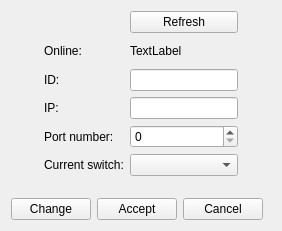
Before: the Qt Designer form src/VMTD/VMTD/model/VMTDNodeForm.ui in ekushko/qt-vxlan-mtd-old, drawn with Qt 5.
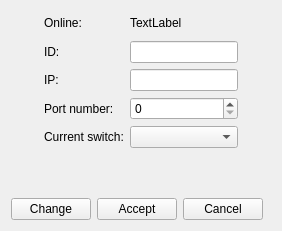
After: the same form once the commit is applied.

What changed in the file:
```diff
--- a/src/VMTD/VMTD/model/VMTDNodeForm.ui
+++ b/src/VMTD/VMTD/model/VMTDNodeForm.ui
@@ -47,61 +47,10 @@
         <property name="bottomMargin">
          <number>0</number>
         </property>
-        <item row="3" column="0">
-         <widget class="QLabel" name="_6">
-          <property name="text">
-           <string>IP:</string>
-          </property>
-         </widget>
-        </item>
         <item row="3" column="1">
-         <widget class="QLineEdit" name="leIp"/>
-        </item>
-        <item row="5" column="1">
-         <widget class="QComboBox" name="cbCurrentSwitch"/>
-        </item>
-        <item row="0" column="1">
-         <widget class="QPushButton" name="pbRefresh">
-          <property name="text">
-           <string>Refresh</string>
-          </property>
-         </widget>
-        </item>
-        <item row="2" column="0">
-         <widget class="QLabel" name="_5">
-          <property name="text">
-           <string>ID:</string>
-          </property>
-         </widget>
-        </item>
-        <item row="5" column="0">
-         <widget class="QLabel" name="_8">
-          <property name="text">
-           <string>Current switch:</string>
-          </property>
-         </widget>
-        </item>
-        <item row="4" column="0">
-         <widget class="QLabel" name="_7">
-          <property name="text">
-           <string>Port number:</string>
-          </property>
-         </widget>
-        </item>
-        <item row="4" column="1">
          <widget class="QSpinBox" name="sbPortNumber"/>
         </item>
-        <item row="2" column="1">
-         <widget class="QLineEdit" name="leIdentificator"/>
-        </item>
-        <item row="1" column="0">
-         <widget class="QLabel" name="_3">
-          <property name="text">
-           <string>Online:</string>
-          </property>
-         </widget>
-        </item>
-        <item row="1" column="1">
+        <item row="0" column="1">
          <widget class="QLabel" name="lbOnline">
           <property name="minimumSize">
            <size>
@@ -114,6 +63,50 @@
           </property>
          </widget>
         </item>
+        <item row="4" column="1">
+         <widget class="QComboBox" name="cbCurrentSwitch"/>
+        </item>
+        <item row="2" column="1">
+         <widget class="QLineEdit" name="leIp"/>
+        </item>
+        <item row="4" column="0">
+         <widget class="QLabel" name="_8">
+          <property name="text">
+           <string>Current switch:</string>
+          </property>
+         </widget>
+        </item>
+        <item row="1" column="0">
+         <widget class="QLabel" name="_5">
+          <property name="text">
+           <string>ID:</string>
+          </property>
+         </widget>
+        </item>
+        <item row="0" column="0">
+         <widget class="QLabel" name="_3">
+          <property name="text">
+           <string>Online:</string>
+          </property>
+         </widget>
+        </item>
+        <item row="2" column="0">
+         <widget class="QLabel" name="_6">
+          <property name="text">
+           <string>IP:</string>
+          </property>
+         </widget>
+        </item>
+        <item row="3" column="0">
+         <widget class="QLabel" name="_7">
+          <property name="text">
+           <string>Port number:</string>
+          </property>
+         </widget>
+        </item>
+        <item row="1" column="1">
+         <widget class="QLineEdit" name="leIdentificator"/>
+        </item>
        </layout>
       </widget>
      </item>
```
